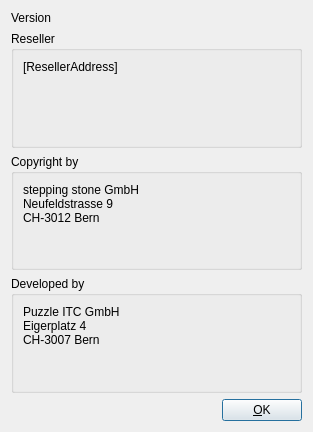
First picture: the form in src/gui/about_dialog.ui, repository stepping-stone/sepiola, before the edit.
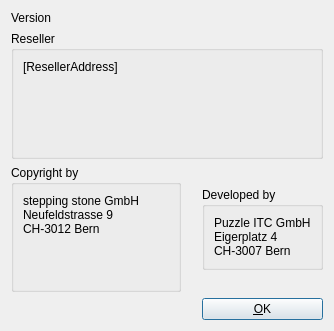
Second picture: the form after the edit. Icons and pictures are not drawn.

Commit message:
About dialog redesigned
* Removed images from copyright and development company
* Put 'Copyright by' and 'Developed by' on the same line
* Use Sepiola logo if no reseller is set

```diff
--- a/src/gui/about_dialog.ui
+++ b/src/gui/about_dialog.ui
@@ -4,12 +4,12 @@
   <property name="windowModality" >
    <enum>Qt::NonModal</enum>
   </property>
-  <property name="geometry" >
+  <property name="geometry">
    <rect>
     <x>0</x>
     <y>0</y>
-    <width>313</width>
-    <height>432</height>
+    <width>334</width>
+    <height>331</height>
    </rect>
   </property>
   <property name="sizePolicy" >
@@ -27,17 +27,23 @@
   <property name="modal" >
    <bool>true</bool>
   </property>
-  <layout class="QGridLayout" >
-   <item row="0" column="0" >
-    <widget class="QLabel" name="labelVersion" >
-     <property name="text" >
+  <layout class="QGridLayout">
+   <item row="0" column="0" colspan="2">
+    <widget class="QLabel" name="labelVersion">
+     <property name="text">
       <string>Version</string>
      </property>
     </widget>
    </item>
-   <item row="1" column="0" colspan="2" >
-    <widget class="QGroupBox" name="groupBox1" >
-     <property name="title" >
+   <item row="1" column="0" colspan="2">
+    <widget class="QGroupBox" name="groupBox1">
+     <property name="sizePolicy">
+      <sizepolicy hsizetype="Expanding" vsizetype="Expanding">
+       <horstretch>0</horstretch>
+       <verstretch>0</verstretch>
+      </sizepolicy>
+     </property>
+     <property name="title">
       <string>Reseller</string>
      </property>
      <property name="checked" >
@@ -70,23 +76,53 @@
      </layout>
     </widget>
    </item>
-   <item row="2" column="0" colspan="2" >
-    <widget class="QGroupBox" name="groupBox2" >
-     <property name="title" >
+   <item row="3" column="1">
+    <widget class="QPushButton" name="btnOk">
+     <property name="sizePolicy">
+      <sizepolicy hsizetype="Minimum" vsizetype="Fixed">
+       <horstretch>0</horstretch>
+       <verstretch>0</verstretch>
+      </sizepolicy>
+     </property>
+     <property name="text">
+      <string>&amp;OK</string>
+     </property>
+     <property name="icon">
+      <iconset>
+       <normaloff/>
+      </iconset>
+     </property>
+    </widget>
+   </item>
+   <item row="2" column="0">
+    <widget class="QGroupBox" name="groupBox2">
+     <property name="sizePolicy">
+      <sizepolicy hsizetype="MinimumExpanding" vsizetype="MinimumExpanding">
+       <horstretch>0</horstretch>
+       <verstretch>0</verstretch>
+      </sizepolicy>
+     </property>
+     <property name="maximumSize">
+      <size>
+       <width>170</width>
+       <height>16777215</height>
+      </size>
+     </property>
+     <property name="title">
       <string>Copyright by</string>
      </property>
-     <layout class="QGridLayout" >
-      <item row="0" column="0" >
-       <widget class="QLabel" name="labelSteppingStone" >
-        <property name="sizePolicy" >
-         <sizepolicy vsizetype="Expanding" hsizetype="Expanding" >
+     <layout class="QGridLayout">
+      <item row="0" column="1">
+       <widget class="QLabel" name="labelSteppingStone">
+        <property name="sizePolicy">
+         <sizepolicy hsizetype="MinimumExpanding" vsizetype="MinimumExpanding">
           <horstretch>0</horstretch>
           <verstretch>0</verstretch>
          </sizepolicy>
         </property>
-        <property name="text" >
-         <string>stepping stone GmbH&#xd;
-Neufeldstrasse 9&#xd;
+        <property name="text">
+         <string>stepping stone GmbH
+Neufeldstrasse 9
 CH-3012 Bern</string>
         </property>
         <property name="alignment" >
@@ -94,22 +130,24 @@
         </property>
        </widget>
       </item>
-      <item row="0" column="1" >
-       <widget class="QLabel" name="imgSteppingStone" >
-        <property name="text" >
-         <string/>
-        </property>
-        <property name="pixmap" >
-         <pixmap resource="resources/screen.qrc" >:/main/logo_stepping_stone.png</pixmap>
-        </property>
-       </widget>
-      </item>
      </layout>
     </widget>
    </item>
-   <item row="3" column="0" colspan="2" >
-    <widget class="QGroupBox" name="groupBox3" >
-     <property name="title" >
+   <item row="2" column="1">
+    <widget class="QGroupBox" name="groupBox3">
+     <property name="sizePolicy">
+      <sizepolicy hsizetype="Fixed" vsizetype="Fixed">
+       <horstretch>0</horstretch>
+       <verstretch>0</verstretch>
+      </sizepolicy>
+     </property>
+     <property name="maximumSize">
+      <size>
+       <width>140</width>
+       <height>16777215</height>
+      </size>
+     </property>
+     <property name="title">
       <string>Developed by</string>
      </property>
      <layout class="QGridLayout" >
@@ -121,9 +159,9 @@
           <verstretch>0</verstretch>
          </sizepolicy>
         </property>
-        <property name="text" >
-         <string>Puzzle ITC GmbH&#xd;
-Eigerplatz 4&#xd;
+        <property name="text">
+         <string>Puzzle ITC GmbH
+Eigerplatz 4
 CH-3007 Bern</string>
         </property>
         <property name="alignment" >
@@ -131,20 +169,10 @@
         </property>
        </widget>
       </item>
-      <item row="0" column="1" >
-       <widget class="QLabel" name="imgPuzzleITC" >
-        <property name="text" >
-         <string/>
-        </property>
-        <property name="pixmap" >
-         <pixmap resource="resources/screen.qrc" >:/main/logo_puzzle.png</pixmap>
-        </property>
-       </widget>
-      </item>
      </layout>
     </widget>
    </item>
-   <item row="4" column="0" >
+   <item row="3" column="0">
     <spacer>
      <property name="orientation" >
       <enum>Qt::Horizontal</enum>
@@ -157,18 +185,6 @@
      </property>
     </spacer>
    </item>
-   <item row="4" column="1" >
-    <widget class="QPushButton" name="btnOk" >
-     <property name="text" >
-      <string>&amp;OK</string>
-     </property>
-     <property name="icon" >
-      <iconset>
-       <normaloff/>
-      </iconset>
-     </property>
-    </widget>
-   </item>
   </layout>
  </widget>
  <resources>
```
Left out of the diff: 67 changed lines with no effect on the pictures. The commit also changes 1 other file.
